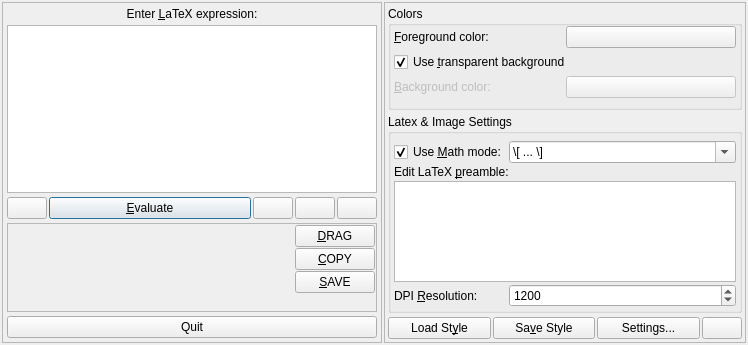
CryFeiFei/klatexformula, file src/klfmainwinui.ui: the form before one commit.
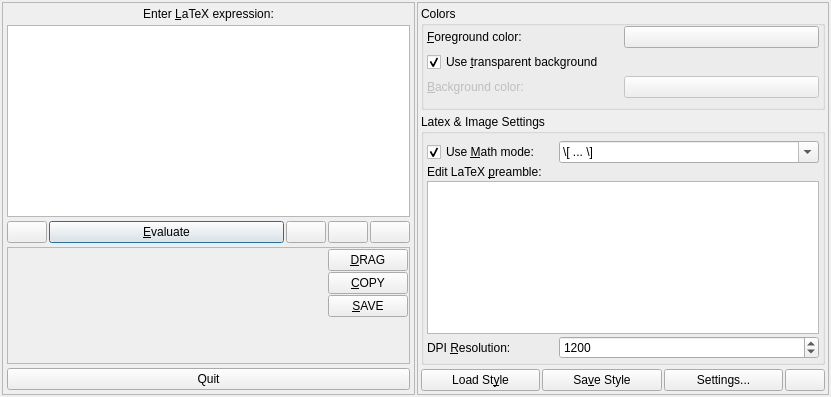
The form after the commit. Icons and pictures are not drawn. Custom widgets are drawn as their Qt base class.

Commit message: Added DBUS and single application support ! Now if a running instance exists, all command-line instructions are forwarded to the running instance, whose window is raised.

```diff
--- a/src/klfmainwinui.ui
+++ b/src/klfmainwinui.ui
@@ -8,8 +8,8 @@
    <rect>
     <x>0</x>
     <y>0</y>
-    <width>739</width>
-    <height>345</height>
+    <width>831</width>
+    <height>397</height>
    </rect>
   </property>
   <property name="windowTitle">
```
Left out of the diff: 18 changed lines with no effect on the pictures. The commit also changes 7 other files.
